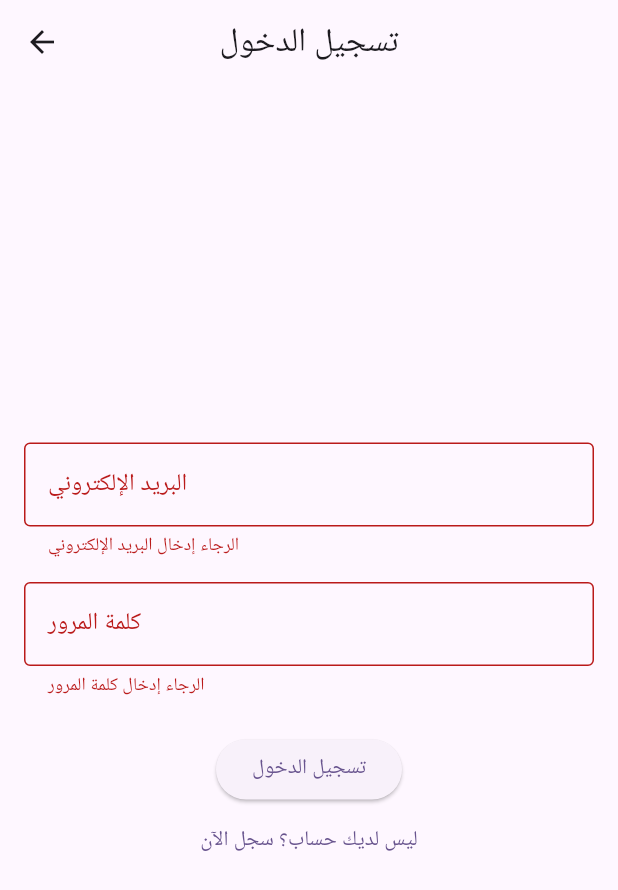
After one commit to clicklivetech/omar00, a Flutter app: the LoginPage screen opened directly, after a tap on "تسجيل الدخول", on a phone screen of 412 x 824 dp. The commit adds this screen. Shown: the top 890 px of the screen. Run offline on Flutter 3.47's test engine with Material 3 defaults, Android fonts, the phone set to English and light mode, and no system bars; our stand-ins replace supabase_flutter; accounts and stored records are empty.

Commit message:
إضافة صفحات تسجيل الدخول والتسجيل والصفحة الرئيسية مع خدمات Supabase

```diff
--- /dev/null
+++ b/lib/pages/login_page.dart
@@ -0,0 +1,101 @@
+import 'package:flutter/material.dart';
+import '../services/supabase_service.dart';
+
+class LoginPage extends StatefulWidget {
+  const LoginPage({super.key});
+
+  @override
+  State<LoginPage> createState() => _LoginPageState();
+}
+
+class _LoginPageState extends State<LoginPage> {
+  final _emailController = TextEditingController();
+  final _passwordController = TextEditingController();
+  final _formKey = GlobalKey<FormState>();
+  bool _isLoading = false;
+
+  Future<void> _signIn() async {
+    if (!_formKey.currentState!.validate()) return;
+
+    setState(() => _isLoading = true);
+    try {
+      await SupabaseService().signIn(
+        email: _emailController.text.trim(),
+        password: _passwordController.text.trim(),
+      );
+      if (mounted) {
+        Navigator.pushReplacementNamed(context, '/home');
+      }
+    } catch (e) {
+      if (mounted) {
+        ScaffoldMessenger.of(context).showSnackBar(
+          SnackBar(content: Text(e.toString())),
+        );
+      }
+    } finally {
+      if (mounted) {
+        setState(() => _isLoading = false);
+      }
+    }
+  }
+
+  @override
+  Widget build(BuildContext context) {
+    return Scaffold(
+      appBar: AppBar(
+        title: const Text('تسجيل الدخول'),
+        centerTitle: true,
+      ),
+      body: Padding(
+        padding: const EdgeInsets.all(16.0),
+        child: Form(
+          key: _formKey,
+          child: Column(
+            mainAxisAlignment: MainAxisAlignment.center,
+            children: [
+              TextFormField(
+                controller: _emailController,
+                decoration: const InputDecoration(
+                  labelText: 'البريد الإلكتروني',
+                  border: OutlineInputBorder(),
+                ),
+                validator: (value) {
+                  if (value == null || value.isEmpty) {
+                    return 'الرجاء إدخال البريد الإلكتروني';
+                  }
+                  return null;
+                },
+              ),
+              const SizedBox(height: 16),
+              TextFormField(
+                controller: _passwordController,
+                decoration: const InputDecoration(
+                  labelText: 'كلمة المرور',
+                  border: OutlineInputBorder(),
+                ),
+                obscureText: true,
+                validator: (value) {
+                  if (value == null || value.isEmpty) {
+                    return 'الرجاء إدخال كلمة المرور';
+                  }
+                  return null;
+                },
+              ),
+              const SizedBox(height: 24),
+              ElevatedButton(
+                onPressed: _isLoading ? null : _signIn,
+                child: _isLoading
+                    ? const CircularProgressIndicator()
+                    : const Text('تسجيل الدخول'),
+              ),
+              TextButton(
+                onPressed: () => Navigator.pushNamed(context, '/register'),
+                child: const Text('ليس لديك حساب؟ سجل الآن'),
+              ),
+            ],
+          ),
+        ),
+      ),
+    );
+  }
+}
```
Also changed, not shown: lib/main.dart (+9 -1 lines), lib/pages/home_page.dart (added, +56 -0 lines), lib/pages/register_page.dart (added, +130 -0 lines), lib/services/supabase_service.dart (added, +71 -0 lines), pubspec.yaml (+2 -5 lines), pubspec.lock.
